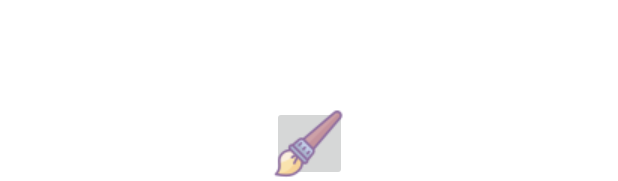
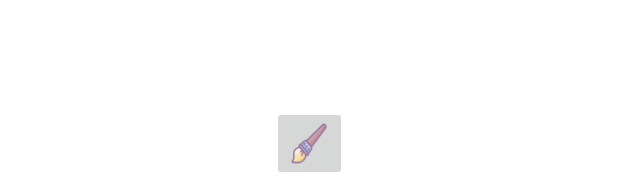
Before and after one commit to Nokheenig/Android_Kotlin_Drawing_App, an Android app: the layout activity_main.xml on its own in the app's theme, with its tools: preview values and no code run, on a phone screen of 412 x 824 dp. Shown: the part 1055-1236 px from the top of the screen. Run offline under Robolectric (Android 15) with nearby library versions, the phone set to English and light mode, and no system bars.

Commit message:
144. Brush imageButton image size Fix

```diff
--- a/app/src/main/res/layout/activity_main.xml
+++ b/app/src/main/res/layout/activity_main.xml
@@ -22,6 +22,7 @@
         android:src="@drawable/ic_brush"
         app:layout_constraintBottom_toBottomOf="@id/drawing_view"
         app:layout_constraintStart_toStartOf="parent"
-        app:layout_constraintEnd_toEndOf="parent"/>
+        app:layout_constraintEnd_toEndOf="parent"
+        android:scaleType="fitXY"/>
 
 </androidx.constraintlayout.widget.ConstraintLayout>
```
